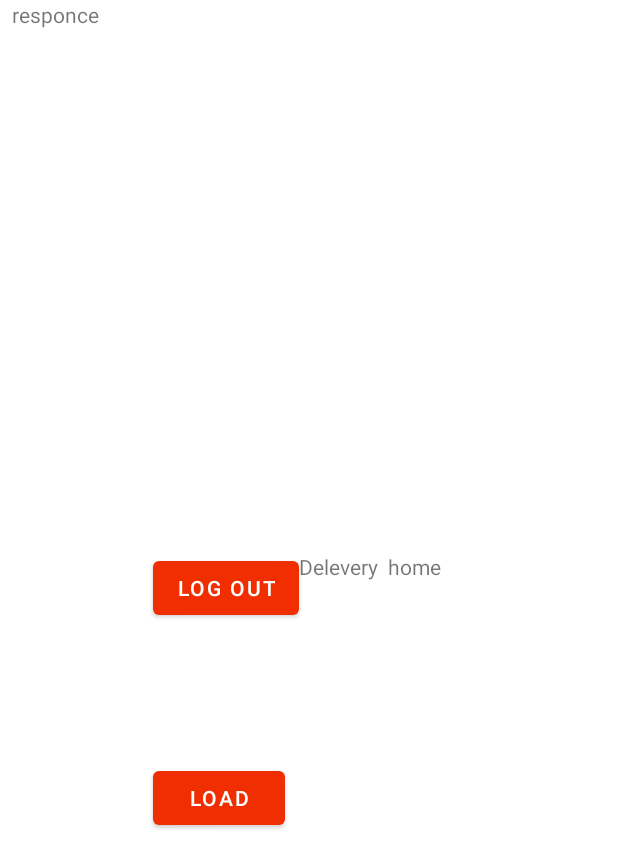
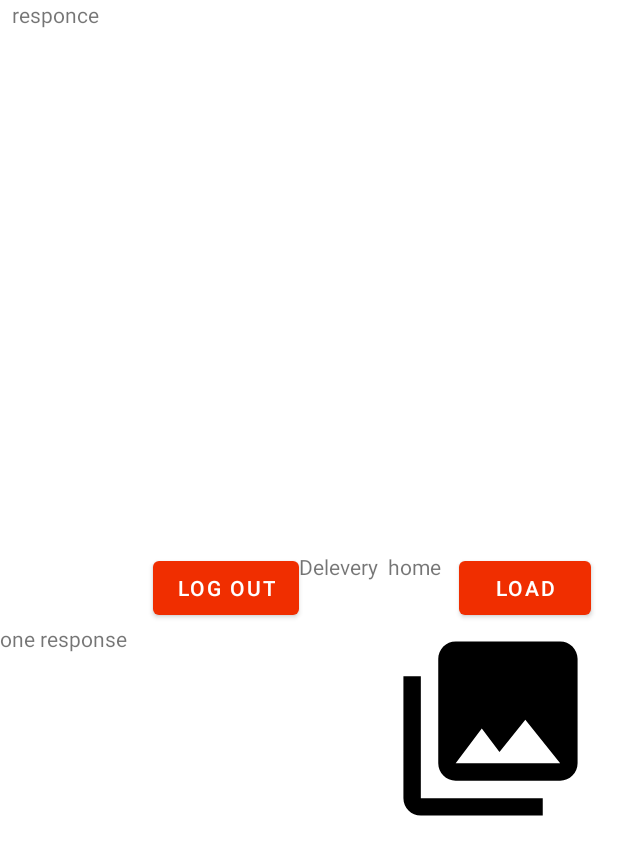
Before and after one commit to masod2/matirialVolley, an Android app: the DeliveryHome screen opened directly, with no data from a screen before it, on a phone screen of 412 x 824 dp. Shown: the top 868 px of the screen. Run offline under Robolectric (Android 15) with nearby library versions, the phone set to English and light mode, and no system bars; our stand-ins replace Volley; network calls fail; pictures from the network do not load.

Commit message:
log in fixed كان هناك خطا بنوع الدالة (post بدلا من git) اضافة امكانية اظهار واخفاء كلمة المرور عند النقر على القفل اصلااح دالة الpostTokenToHome باقى باذن الله قراءة الصور وعرضها بريسايكلر مع باقى البيانات بكارد فيو

```diff
--- a/app/src/main/java/com/example/matirialvolley/LogInActivity.java
+++ b/app/src/main/java/com/example/matirialvolley/LogInActivity.java
@@ -114,6 +114,7 @@ public class LogInActivity extends AppCompatActivity {
                     Toast.makeText(getApplicationContext(), token, Toast.LENGTH_SHORT).show();
                     Toast.makeText(getApplicationContext(), "" + response.getString("message"), Toast.LENGTH_SHORT).show();
                     SharedPreferences prefs = getSharedPreferences("TokenSaver", MODE_PRIVATE);
+                    prefs.edit().putBoolean("isDelivery", binding.checkBox2.isChecked()).apply(); // تخزين نوع العميل لاستخدامها بشاشة السبلاش
                     prefs.edit().putString("Token", token).apply();
                     if (binding.checkBox2.isChecked()) {
                         startActivity(new Intent(getApplicationContext(), DeliveryHome.class));
--- a/app/src/main/res/layout/activity_delevery_home.xml
+++ b/app/src/main/res/layout/activity_delevery_home.xml
@@ -34,10 +34,12 @@
         android:layout_height="wrap_content"
         android:layout_marginStart="47dp"
         android:layout_marginEnd="7dp"
-        app:layout_constraintBottom_toTopOf="@+id/oneresponce"
+        android:visibility="invisible"
+        app:layout_constraintBottom_toBottomOf="@+id/logout"
         app:layout_constraintEnd_toStartOf="@+id/logout"
+        app:layout_constraintHorizontal_bias="1.0"
         app:layout_constraintStart_toStartOf="parent"
-        app:layout_constraintTop_toBottomOf="@+id/responce" />
+        app:layout_constraintTop_toTopOf="@+id/logout" />
 
     <TextView
         android:id="@+id/responce"
@@ -67,11 +69,30 @@
         android:id="@+id/load"
         android:layout_width="wrap_content"
         android:layout_height="wrap_content"
-        android:layout_marginTop="304dp"
-        android:layout_marginBottom="64dp"
+        android:layout_marginStart="204dp"
         android:text="load"
+        app:layout_constraintBottom_toBottomOf="@+id/logout"
+        app:layout_constraintStart_toStartOf="@+id/logout"
+        app:layout_constraintTop_toTopOf="@+id/logout" />
+
+    <TextView
+        android:id="@+id/oneres"
+        android:layout_width="0dp"
+        android:layout_height="0dp"
+        android:text="one response"
         app:layout_constraintBottom_toTopOf="@+id/oneresponce"
-        app:layout_constraintStart_toStartOf="@+id/logout"
-        app:layout_constraintTop_toTopOf="parent" />
+        app:layout_constraintEnd_toEndOf="parent"
+        app:layout_constraintStart_toStartOf="parent"
+        app:layout_constraintTop_toBottomOf="@+id/logout" />
+
+    <ImageView
+        android:id="@+id/imageView"
+        android:layout_width="143dp"
+        android:layout_height="139dp"
+        app:layout_constraintEnd_toEndOf="parent"
+        app:layout_constraintHorizontal_bias="0.95"
+        app:layout_constraintStart_toStartOf="parent"
+        app:layout_constraintTop_toBottomOf="@+id/load"
+        app:srcCompat="@drawable/ic_menu_gallery" />
 
 </androidx.constraintlayout.widget.ConstraintLayout>
```
Also changed, not shown: app/build.gradle (+6 -2 lines), app/src/main/java/com/example/matirialvolley/DeliveryHome.java (+25 -10 lines), app/src/main/java/com/example/matirialvolley/Sett/Users.java (added, +34 -0 lines), app/src/main/java/com/example/matirialvolley/SplachActivity.java (+9 -2 lines), app/src/main/res/layout/activity_custumer_home.xml (+16 -3 lines).
